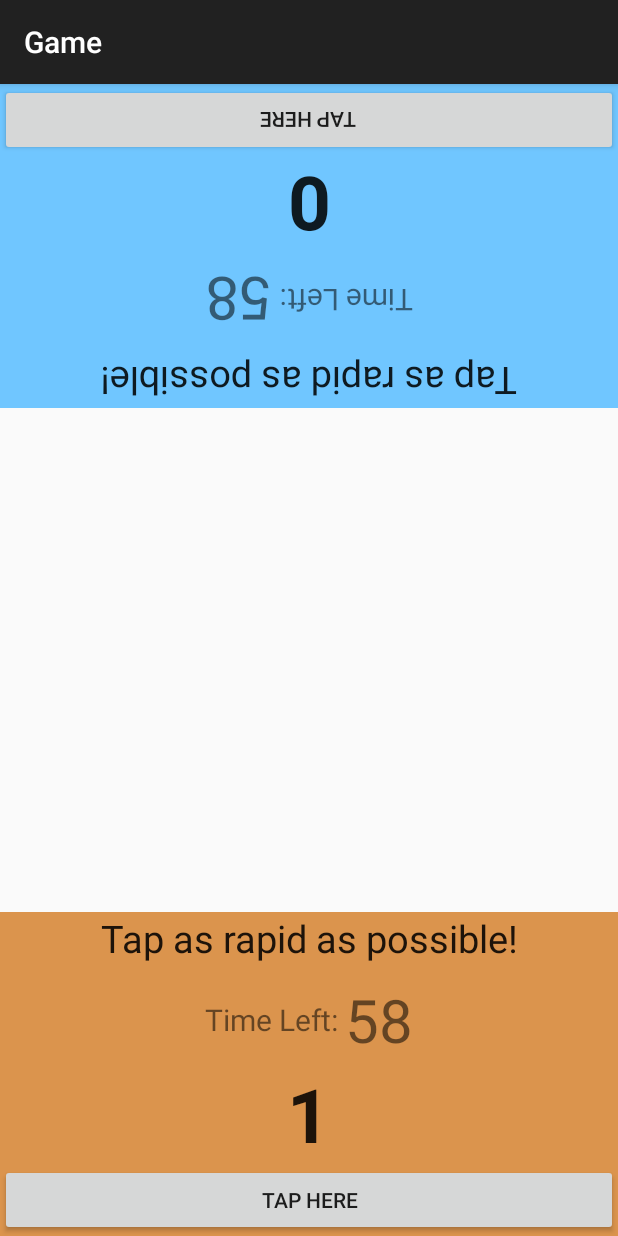
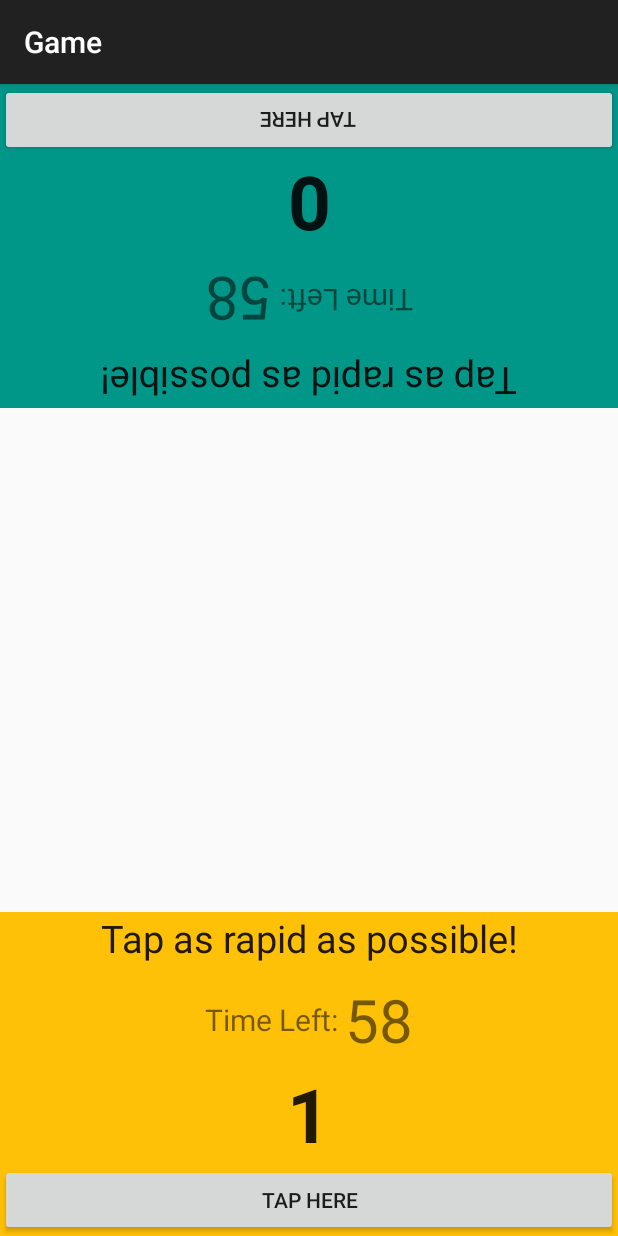
Before and after one commit to BlackMercy/Tap-Mania, an Android app: the CountDown screen opened directly, with no data from a screen before it, after a tap on "TAP HERE", on a phone screen of 412 x 824 dp. Run offline under Robolectric (Android 15) with nearby library versions, the phone set to English and light mode, and no system bars.

```diff
--- a/app/src/main/java/com/siit/pitawat/tappingmania/Game.java
+++ b/app/src/main/java/com/siit/pitawat/tappingmania/Game.java
@@ -1,27 +1,86 @@
 package com.siit.pitawat.tappingmania;
 
+import android.content.Intent;
 import android.os.Bundle;
+import android.os.CountDownTimer;
 import android.support.v7.app.ActionBarActivity;
 import android.util.Log;
 import android.view.View;
+import android.widget.Button;
 import android.widget.TextView;
+
+import java.sql.BatchUpdateException;
 
 /**
  * Created by Pitawat on 14/2/2015.
  */
 public class Game extends ActionBarActivity {
     ApplicationConfig appConfig;
+    TextView time_p1, time_p2;
+    int sP1;
+    int sP2;
+
     @Override
-    protected void onCreate(Bundle savedInstanceState){
+    protected void onCreate(Bundle savedInstanceState) {
         super.onCreate(savedInstanceState);
         setContentView(R.layout.activity_start);
 
         Log.d("Player1Name", appConfig.getInstance().getPlayer1Name());
         Log.d("Player2Name", appConfig.getInstance().getPlayer2Name());
         Log.d("Time", String.valueOf(appConfig.getInstance().getTime()));
+
+        int mins = appConfig.getInstance().getTime();
+
+        time_p1 = (TextView) findViewById(R.id.time_p1);
+        time_p2 = (TextView) findViewById(R.id.time_p2);
+
+        timer counter = new timer(mins * 60 * 1000, 1000);
+        counter.start();
+
+
     }
 
-    public void tap (View v){
+
+    public class timer extends CountDownTimer {
+
+        public timer(long millisInFuture, long countDownInterval) {
+            super(millisInFuture, countDownInterval);
+        }
+
+        @Override
+        public void onFinish() {
+
+            time_p1.setText("END GAME!");
+            time_p2.setText("END GAME!");
+
+            Button p1 = (Button) findViewById(R.id.buttonP1);
+            Button p2 = (Button) findViewById(R.id.buttonP2);
+            p1.setEnabled(false);
+            p2.setEnabled(false);
+
+            if (sP1 > sP2){
+
+            } else {
+
+            }
+
+            //Intent j = new Intent(CountDown.this, Game.class);
+//            j.putExtra("player1", player1);
+//            j.putExtra("player2", player2);
+            //startActivityForResult(j, 88);
+            // advance to Game class
+//            this.cancel();
+        }
+
+        @Override
+        public void onTick(long millisUntilFinished) {
+            Log.d("tick", "" + millisUntilFinished);
+            time_p1.setText("" + millisUntilFinished / 1000);
+            time_p2.setText("" + millisUntilFinished / 1000);
+        }
+    }
+
+    public void tap(View v) {
 //        TextView scoreP1 = (TextView) findViewById(R.id.scoreP1);
 //        int sP1 = Integer.parseInt(scoreP1.toString());
 //
@@ -31,8 +90,8 @@ public class Game extends ActionBarActivity {
 //                sP1++;
 //                scoreP1.setText(sP1);
 //        }
-        TextView scoreP1 = (TextView)findViewById(R.id.scoreP1);
-        TextView scoreP2 = (TextView)findViewById(R.id.scoreP2);
+        TextView scoreP1 = (TextView) findViewById(R.id.scoreP1);
+        TextView scoreP2 = (TextView) findViewById(R.id.scoreP2);
         int sP1 = Integer.parseInt(scoreP1.getText().toString());
         int sP2 = Integer.parseInt(scoreP2.getText().toString());
 
--- a/app/src/main/res/layout/activity_main.xml
+++ b/app/src/main/res/layout/activity_main.xml
@@ -70,7 +70,7 @@
                 android:layout_height="wrap_content"
                 android:editable="true"
                 android:maxLength="10"
-                android:text="Player 1"
+                android:hint="Player 1"
                 android:textColor="#939393" />
 
 
@@ -94,7 +94,7 @@
                 android:layout_height="wrap_content"
                 android:editable="true"
                 android:maxLength="10"
-                android:text="Player 2"
+                android:hint="Player 2"
                 android:textColor="#939393" />
         </TableRow>
 
--- a/app/src/main/res/layout/activity_start.xml
+++ b/app/src/main/res/layout/activity_start.xml
@@ -10,7 +10,7 @@
         android:layout_height="wrap_content"
         android:layout_alignParentBottom="true"
         android:orientation="vertical"
-        android:background="#DB944D">
+        android:background="#FFC107">
 
         <TextView
             android:id="@+id/textViewP1"
@@ -42,7 +42,8 @@
                     android:layout_width="match_parent"
                     android:layout_height="wrap_content"
                     android:text="58"
-                    android:textSize="40dp" />
+                    android:textSize="40dp"
+                    android:id="@+id/time_p1" />
             </TableRow>
         </TableLayout>
 
@@ -78,7 +79,7 @@
         android:layout_height="wrap_content"
         android:layout_alignParentTop="true"
         android:orientation="vertical"
-        android:background="#70C6FF"
+        android:background="#009688"
         android:rotation="180">
 
         <TextView
@@ -111,7 +112,8 @@
                     android:layout_width="match_parent"
                     android:layout_height="wrap_content"
                     android:text="58"
-                    android:textSize="40dp" />
+                    android:textSize="40dp"
+                    android:id="@+id/time_p2" />
             </TableRow>
         </TableLayout>
 
--- a/app/src/main/res/menu/menu_main.xml
+++ b/app/src/main/res/menu/menu_main.xml
@@ -3,4 +3,7 @@
     xmlns:tools="http://schemas.android.com/tools" tools:context=".MainActivity">
     <item android:id="@+id/action_settings" android:title="@string/action_settings"
         android:orderInCategory="100" app:showAsAction="never" />
+
+    <item android:id="@+id/high_score" android:title="@string/high_score"
+        android:orderInCategory="200" app:showAsAction="never" />
 </menu>
--- a/app/src/main/res/values/strings.xml
+++ b/app/src/main/res/values/strings.xml
@@ -4,5 +4,6 @@
     <string name="app_name">Tap Mania</string>
     <string name="hello_world">Hello world!</string>
     <string name="action_settings">Settings</string>
+    <string name="high_score">High Score</string>
 
 </resources>
```
Also changed, not shown: app/src/main/AndroidManifest.xml (+10 -7 lines), app/src/main/java/com/siit/pitawat/tappingmania/HighScore.java (added, +18 -0 lines), app/src/main/java/com/siit/pitawat/tappingmania/MainActivity.java (+6 -2 lines).
